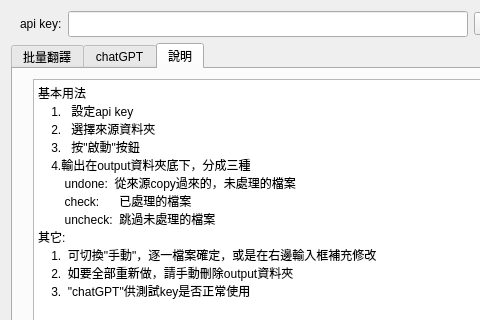
Old version of the form stageTr/StageTr.ui in the repository roger0816/L2TR; both pictures show x 0 to 480 and y 0 to 320 of the 933 by 488 pixel window.
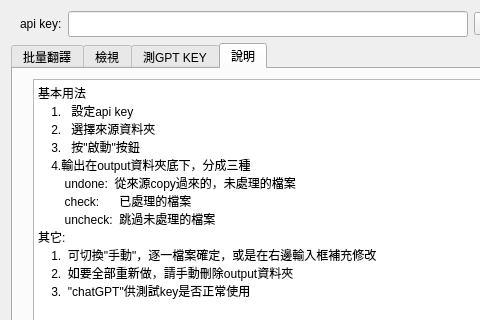
New version of the form. The open tabs and pages were chosen to show the change. Icons and pictures are not drawn. Custom widgets are drawn as their Qt base class.

```diff
--- a/stageTr/StageTr.ui
+++ b/stageTr/StageTr.ui
@@ -24,9 +24,14 @@
        <string>批量翻譯</string>
       </attribute>
      </widget>
+     <widget class="LayerViewTr" name="pageView">
+      <attribute name="title">
+       <string>檢視</string>
+      </attribute>
+     </widget>
      <widget class="LayerTest" name="pageTest">
       <attribute name="title">
-       <string>chatGPT</string>
+       <string>測GPT KEY</string>
       </attribute>
      </widget>
      <widget class="QWidget" name="tab">
@@ -189,6 +194,12 @@
    <header>LayerTr.h</header>
    <container>1</container>
   </customwidget>
+  <customwidget>
+   <class>LayerViewTr</class>
+   <extends>QWidget</extends>
+   <header>LayerViewTr.h</header>
+   <container>1</container>
+  </customwidget>
  </customwidgets>
  <resources>
   <include location="../res/res.qrc"/>
```
Left out of the diff: 2 changed lines with no effect on the pictures.
